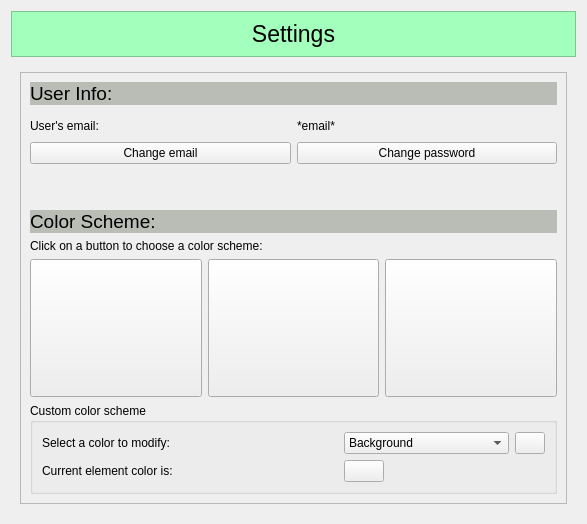
The window that src/Client/View/MainPage/Settings/SettingsSubPage/SettingsSubPage.ui (iodream/Spend-Note) describes before a commit, drawn with Qt 5.
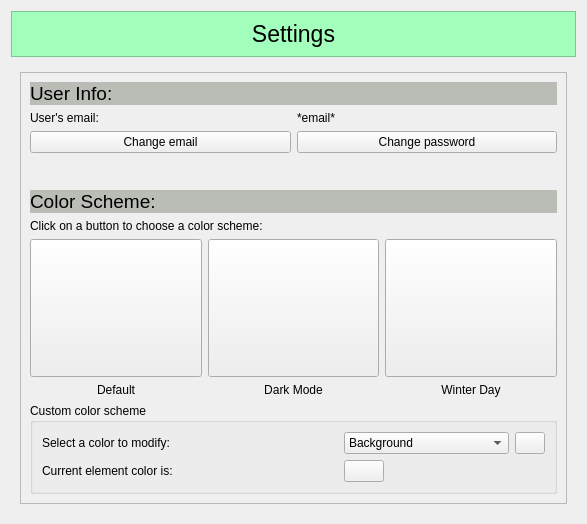
The same window after the commit. Icons and pictures are not drawn.

Commit message: Add 2 new colorschemes. Add preview images. Restore hover for pushbuttons with colors

The edit to the form file:
```diff
--- a/src/Client/View/MainPage/Settings/SettingsSubPage/SettingsSubPage.ui
+++ b/src/Client/View/MainPage/Settings/SettingsSubPage/SettingsSubPage.ui
@@ -73,8 +73,8 @@
            <rect>
             <x>0</x>
             <y>0</y>
-            <width>549</width>
-            <height>428</height>
+            <width>535</width>
+            <height>444</height>
            </rect>
           </property>
           <layout class="QVBoxLayout" name="verticalLayout_2" stretch="2,1,10,0,0,0,0,0">
@@ -201,8 +201,8 @@
             </widget>
            </item>
            <item>
-            <layout class="QHBoxLayout" name="ColorSchemes">
-             <item>
+            <layout class="QGridLayout" name="ColorSchemeButtons">
+             <item row="0" column="0">
               <widget class="QPushButton" name="Scheme1">
                <property name="minimumSize">
                 <size>
@@ -215,7 +215,7 @@
                </property>
               </widget>
              </item>
-             <item>
+             <item row="0" column="2">
               <widget class="QPushButton" name="Scheme3">
                <property name="minimumSize">
                 <size>
@@ -231,7 +231,7 @@
                </property>
               </widget>
              </item>
-             <item>
+             <item row="0" column="1">
               <widget class="QPushButton" name="Scheme2">
                <property name="minimumSize">
                 <size>
@@ -253,6 +253,36 @@
                </property>
               </widget>
              </item>
+             <item row="1" column="0">
+              <widget class="QLabel" name="label_4">
+               <property name="text">
+                <string>Default</string>
+               </property>
+               <property name="alignment">
+                <set>Qt::AlignCenter</set>
+               </property>
+              </widget>
+             </item>
+             <item row="1" column="1">
+              <widget class="QLabel" name="label_5">
+               <property name="text">
+                <string>Dark Mode</string>
+               </property>
+               <property name="alignment">
+                <set>Qt::AlignCenter</set>
+               </property>
+              </widget>
+             </item>
+             <item row="1" column="2">
+              <widget class="QLabel" name="label_6">
+               <property name="text">
+                <string>Winter Day</string>
+               </property>
+               <property name="alignment">
+                <set>Qt::AlignCenter</set>
+               </property>
+              </widget>
+             </item>
             </layout>
            </item>
            <item>
```
Left out of the diff: 8 changed lines with no effect on the pictures. The commit also changes 25 other files.
